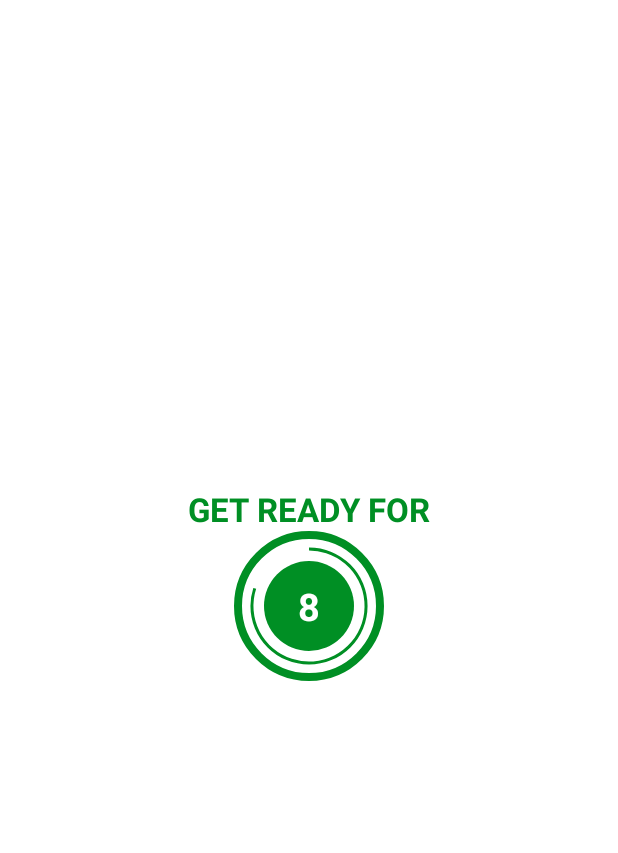
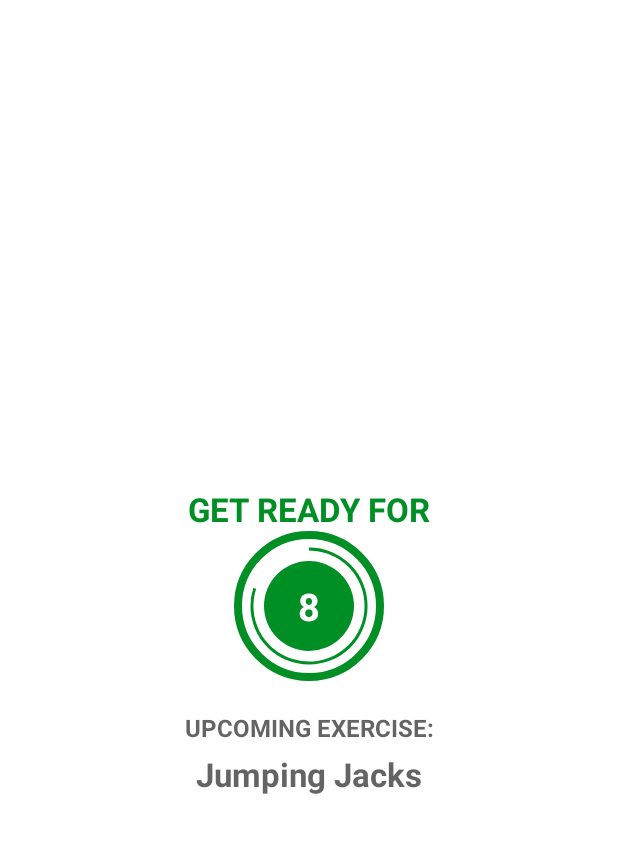
Before and after one commit to tncyavci/7MinutesWorkout, an Android app: the ExerciseActivity screen opened directly, with no data from a screen before it, on a phone screen of 412 x 824 dp, the part 62-915 px from its top. Run offline under Robolectric (Android 15) with nearby library versions, the phone set to English and light mode, and no system bars.

Commit message:
Text to Speech added

```diff
--- a/app/src/main/AndroidManifest.xml
+++ b/app/src/main/AndroidManifest.xml
@@ -2,6 +2,11 @@
 <manifest xmlns:android="http://schemas.android.com/apk/res/android"
     xmlns:tools="http://schemas.android.com/tools">
 
+    <queries>
+        <intent>
+            <action android:name="android.intent.action.TTS_SERVICE" />
+        </intent>
+    </queries>
     <application
         android:allowBackup="true"
         android:dataExtractionRules="@xml/data_extraction_rules"
--- a/app/src/main/java/com/tuncayavci/a7minutesworkout/ExerciseActivity.kt
+++ b/app/src/main/java/com/tuncayavci/a7minutesworkout/ExerciseActivity.kt
@@ -3,11 +3,15 @@ package com.tuncayavci.a7minutesworkout
 import androidx.appcompat.app.AppCompatActivity
 import android.os.Bundle
 import android.os.CountDownTimer
+import android.speech.tts.TextToSpeech
+import android.util.Log
 import android.view.View
 import android.widget.Toast
 import com.tuncayavci.a7minutesworkout.databinding.ActivityExerciseBinding
+import java.util.*
+import kotlin.collections.ArrayList
 
-class ExerciseActivity : AppCompatActivity() {
+class ExerciseActivity : AppCompatActivity(), TextToSpeech.OnInitListener {
     private var binding: ActivityExerciseBinding? = null
 
     private var restTimer: CountDownTimer? =
@@ -20,10 +24,12 @@ class ExerciseActivity : AppCompatActivity() {
     private var exerciseProgressBar =
         0 // variable for exercise timer progress
 
-    private var exerciseTimerDuration:Long = 30
+    private var exerciseTimerDuration: Long = 30
 
     private var exerciseList: ArrayList<ExerciseModel>? = null
     private var currentExercisePosition = -1
+
+    private var tts: TextToSpeech? = null
 
     override fun onCreate(savedInstanceState: Bundle?) {
         super.onCreate(savedInstanceState)
@@ -31,6 +37,8 @@ class ExerciseActivity : AppCompatActivity() {
         setContentView(binding?.root)
 
         setSupportActionBar(binding?.toolbarExercise)
+
+        tts = TextToSpeech(this,this)
 
         if (supportActionBar != null) {
             supportActionBar?.setDisplayHomeAsUpEnabled(true)
@@ -51,7 +59,8 @@ class ExerciseActivity : AppCompatActivity() {
         binding?.tvExerciseName?.visibility = View.INVISIBLE
         binding?.flExerciseView?.visibility = View.INVISIBLE
         binding?.ivImage?.visibility = View.INVISIBLE
-
+        binding?.tvUpcomingLabel?.visibility = View.VISIBLE
+        binding?.tvUpcomingExercise?.visibility = View.VISIBLE
 
         /**
          * Here firstly we will check if the timer is running the and it is not null then cancel the running timer and start the new one.
@@ -62,6 +71,8 @@ class ExerciseActivity : AppCompatActivity() {
             restProgressBar = 0
         }
 
+
+        binding?.tvUpcomingExercise?.text = exerciseList!![currentExercisePosition + 1].getName()
         // This function is used to set the progress details.
         setRestProgressBar()
     }
@@ -94,12 +105,16 @@ class ExerciseActivity : AppCompatActivity() {
         binding?.tvExerciseName?.visibility = View.VISIBLE
         binding?.flExerciseView?.visibility = View.VISIBLE
         binding?.ivImage?.visibility = View.VISIBLE
+        binding?.tvUpcomingLabel?.visibility = View.GONE
+        binding?.tvUpcomingExercise?.visibility = View.GONE
 
 
         if (exerciseTimer != null) {
             exerciseTimer?.cancel()
             exerciseProgressBar = 0
         }
+
+        speakOut(exerciseList!![currentExercisePosition].getName())
 
         binding?.ivImage?.setImageResource(exerciseList!![currentExercisePosition].getImage())
         binding?.tvExerciseName?.text = exerciseList!![currentExercisePosition].getName()
@@ -117,7 +132,7 @@ class ExerciseActivity : AppCompatActivity() {
 
             override fun onFinish() {
 
-                if (currentExercisePosition < (exerciseList?.size!! -1)){
+                if (currentExercisePosition < (exerciseList?.size!! - 1)) {
                     setupRestView()
                 } else {
                     Toast.makeText(
@@ -130,12 +145,40 @@ class ExerciseActivity : AppCompatActivity() {
         }.start()
     }
 
+    override fun onInit(status: Int) {
+        if(status == TextToSpeech.SUCCESS){
+            val result = tts!!.setLanguage(Locale.US)
+
+            if(result == TextToSpeech.LANG_MISSING_DATA ||
+                result == TextToSpeech.LANG_NOT_SUPPORTED){
+                Log.e("TTS","The Language specified is not supported!")
+            }
+        }else{
+            Log.e("TTS","Initialization Failed!")
+        }
+    }
+
+    private fun speakOut(text: String){
+        tts!!.speak(text,TextToSpeech.QUEUE_FLUSH,null,"")
+    }
+
     override fun onDestroy() {
+        super.onDestroy()
         if (restTimer != null) {
             restTimer?.cancel()
             restProgressBar = 0
         }
-        super.onDestroy()
+
+        if (exerciseTimer != null) {
+            exerciseTimer?.cancel()
+            exerciseProgressBar = 0
+        }
+
+        if(tts != null){
+            tts?.stop()
+            tts?.shutdown()
+        }
+
         binding = null
     }
 }
--- a/app/src/main/res/layout/activity_exercise.xml
+++ b/app/src/main/res/layout/activity_exercise.xml
@@ -72,8 +72,34 @@
         </LinearLayout>
     </FrameLayout>
 
-    <!--TODO (Step 1 - First add the images to the Drawable folder and adding an imageview to show which is the current exercise along with the Name.)-->
-    <!--START-->
+    <TextView
+        android:id="@+id/tvUpcomingLabel"
+        android:layout_width="wrap_content"
+        android:layout_height="wrap_content"
+        android:text="UPCOMING EXERCISE:"
+        android:textColor="@color/colorPrimary"
+        android:textSize="16sp"
+        android:textStyle="bold"
+        android:layout_marginTop="20dp"
+        app:layout_constraintEnd_toEndOf="parent"
+        app:layout_constraintStart_toStartOf="parent"
+        app:layout_constraintTop_toBottomOf="@id/flRestView"
+        app:layout_constraintBottom_toTopOf="@id/tvUpcomingExercise"/>
+
+    <TextView
+        android:id="@+id/tvUpcomingExercise"
+        android:layout_width="wrap_content"
+        android:layout_height="wrap_content"
+        android:textColor="@color/colorPrimary"
+        android:textSize="22sp"
+        android:textStyle="bold"
+        android:layout_marginTop="5dp"
+        app:layout_constraintEnd_toEndOf="parent"
+        app:layout_constraintStart_toStartOf="parent"
+        app:layout_constraintTop_toBottomOf="@id/tvUpcomingLabel"
+     />
+
+
     <ImageView
         android:id="@+id/ivImage"
         android:layout_width="match_parent"
```
